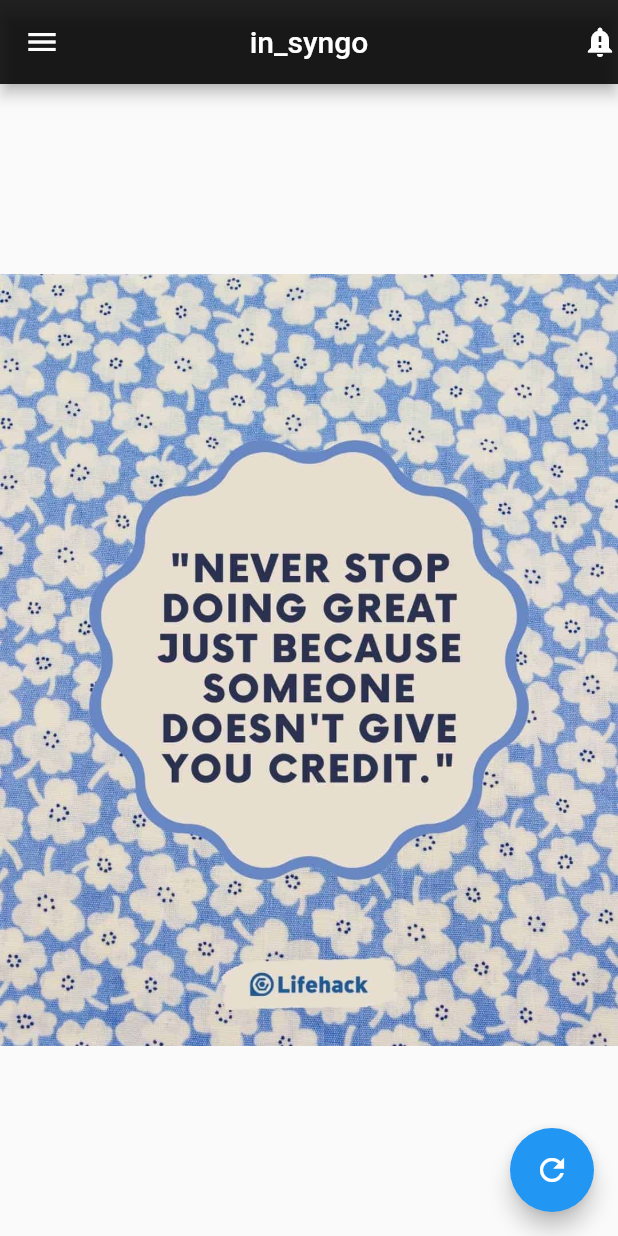
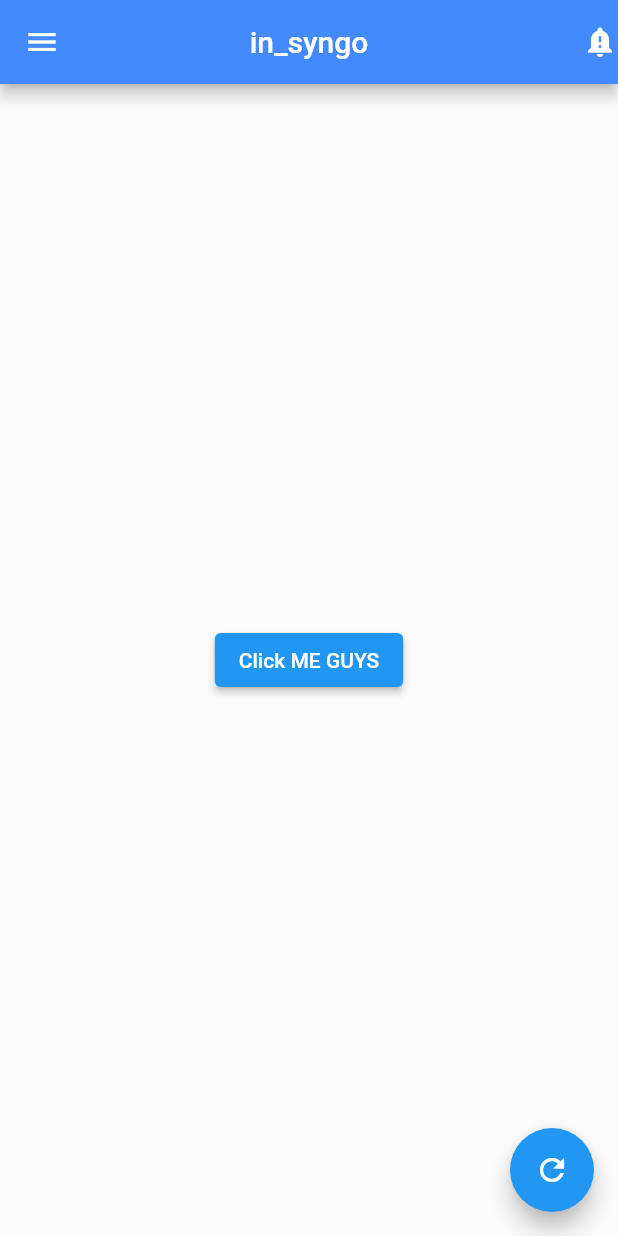
Before and after one commit to HEYKASHIF/flybe, a Flutter app: the screen it shows after launch, on a phone screen of 412 x 824 dp. Run offline on Flutter 3.47's test engine with Material 2 defaults, Android fonts, the phone set to English and light mode, and no system bars.

Commit message:
seventh commit

```diff
--- a/lib/main.dart
+++ b/lib/main.dart
@@ -8,6 +8,10 @@ void onPressButtonFunction() {
   print("button pressed by the user");
 }
 
+void ElevatedButtonFunction() {
+  print("Elevated Button Pressed");
+}
+
 class MyApp extends StatelessWidget {
   @override
   Widget build(BuildContext context) {
@@ -16,17 +20,26 @@ class MyApp extends StatelessWidget {
       home: Scaffold(
         appBar: AppBar(
           centerTitle: true,
-          backgroundColor: Colors.black87,
-          title: const Text("in_syngo"),
+          backgroundColor: Colors.blueAccent,
+          title: const Text(
+            "in_syngo",
+          ),
           leading: const Icon(Icons.menu),
           actions: const [Icon(Icons.notification_important)],
         ),
         body: Center(
-          child: Image.asset("assets/images/pic1.jpg"),
+          child: ElevatedButton(
+            onPressed: ElevatedButtonFunction,
+            child: Text(
+              "Click ME GUYS",
+            ),
+          ),
         ),
         floatingActionButton: FloatingActionButton(
           onPressed: onPressButtonFunction,
-          child: const Icon(Icons.refresh),
+          child: const Icon(
+            Icons.refresh,
+          ),
         ),
       ),
     );
```
